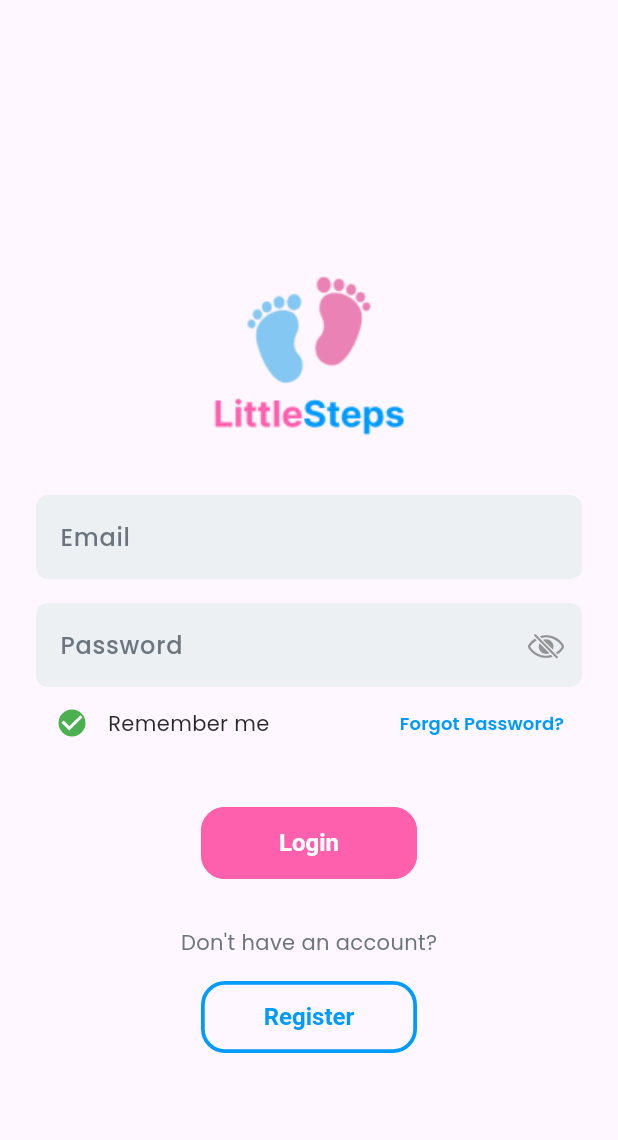
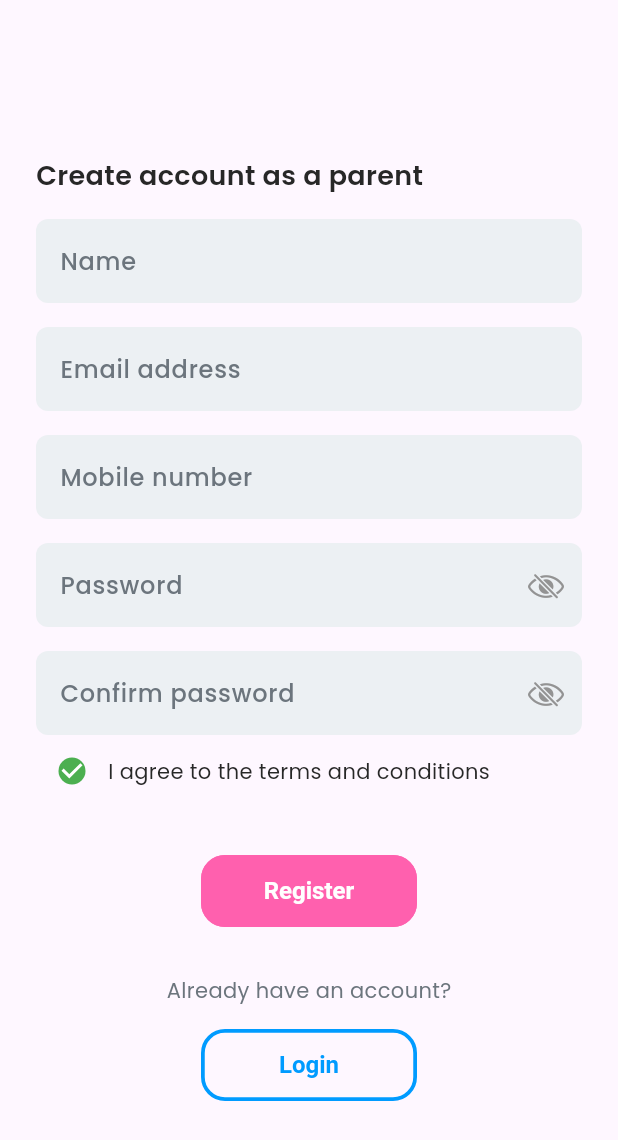
Before and after one commit to Learnathon-By-Geeky-Solutions/triangle, a Flutter app: the screen it shows after launch, on a phone screen of 412 x 824 dp. Shown: the top 1140 px of the screen. Run offline on Flutter 3.47's test engine with Material 3 defaults, Android fonts, the phone set to English and light mode, and no system bars; our stand-ins replace get.

Commit message:
Add registration view

```diff
--- a/lib/app.dart
+++ b/lib/app.dart
@@ -3,6 +3,7 @@ import 'package:get/get.dart';
 import 'package:triangle/view/auth/login_view.dart';
 
 import 'utils/theme/theme.dart';
+import 'view/auth/register_view.dart';
 
 class LittleSteps extends StatelessWidget {
   const LittleSteps({super.key});
@@ -15,7 +16,7 @@ class LittleSteps extends StatelessWidget {
       themeMode: ThemeMode.system,
       theme: AppTheme.lightTheme,
       darkTheme: AppTheme.darkTheme,
-      home: const LoginView(),
+      home: const RegisterView(),
     );
   }
 }
--- /dev/null
+++ b/lib/view/auth/register_view.dart
@@ -0,0 +1,95 @@
+import 'package:flutter/cupertino.dart';
+import 'package:flutter/material.dart';
+
+import '../../utils/constants/app_colors.dart';
+import '../../utils/constants/sizes.dart';
+
+class RegisterView extends StatelessWidget {
+  const RegisterView({super.key});
+
+  @override
+  Widget build(BuildContext context) {
+    return Scaffold(
+      body: Padding(
+        padding: const EdgeInsets.all(Sizes.lg),
+        child: Form(
+          child: SingleChildScrollView(
+            child: Column(
+              children: [
+                Column(
+                  mainAxisAlignment: MainAxisAlignment.center,
+                  crossAxisAlignment: CrossAxisAlignment.start,
+                  children: [
+                    const SizedBox(height: Sizes.imageThumbSize,),
+                    const Text(
+                      "Create account as a parent",
+                      style: TextStyle(
+                          fontWeight: FontWeight.w600,
+                          fontSize: Sizes.fontSizeLg),
+                    ),
+                    const SizedBox(
+                      height: Sizes.spaceBtwInputFields,
+                    ),
+                    TextFormField(
+                      decoration: const InputDecoration(hintText: "Name"),
+                    ),
+                    const SizedBox(
+                      height: Sizes.spaceBtwInputFields,
+                    ),
+                    TextFormField(
+                      decoration:
+                          const InputDecoration(hintText: "Email address"),
+                    ),
+                    const SizedBox(
+                      height: Sizes.spaceBtwInputFields,
+                    ),
+                    TextFormField(
+                      decoration:
+                          const InputDecoration(hintText: "Mobile number"),
+                    ),
+                    const SizedBox(
+                      height: Sizes.spaceBtwInputFields,
+                    ),
+                    TextFormField(
+                      obscureText: true,
+                      decoration: const InputDecoration(
+                          hintText: "Password",
+                          suffixIcon: Icon(CupertinoIcons.eye_slash)),
+                    ),
+                    const SizedBox(
+                      height: Sizes.spaceBtwInputFields,
+                    ),
+                    TextFormField(
+                      obscureText: true,
+                      decoration: const InputDecoration(
+                          hintText: "Confirm password",
+                          suffixIcon: Icon(CupertinoIcons.eye_slash)),
+                    ),
+                    Row(children: [
+                      Checkbox(value: true, onChanged: (value) {}),
+                      const Text("I agree to the terms and conditions")
+                    ]),
+                    const SizedBox(height: Sizes.spaceBtwSections),
+                  ],
+                ),
+                Column(
+                  children: [
+                    FilledButton(
+                        onPressed: () {}, child: const Text("Register")),
+                    const SizedBox(height: Sizes.spaceBtwSections),
+                    const Text(
+                      "Already have an account?",
+                      style: TextStyle(color: AppColor.textSecondary),
+                    ),
+                    const SizedBox(height: Sizes.spaceBtwItems),
+                    OutlinedButton(onPressed: () {}, child: const Text("Login"))
+                  ],
+                )
+              ],
+            ),
+          ),
+        ),
+      ),
+    );
+  }
+}
```
